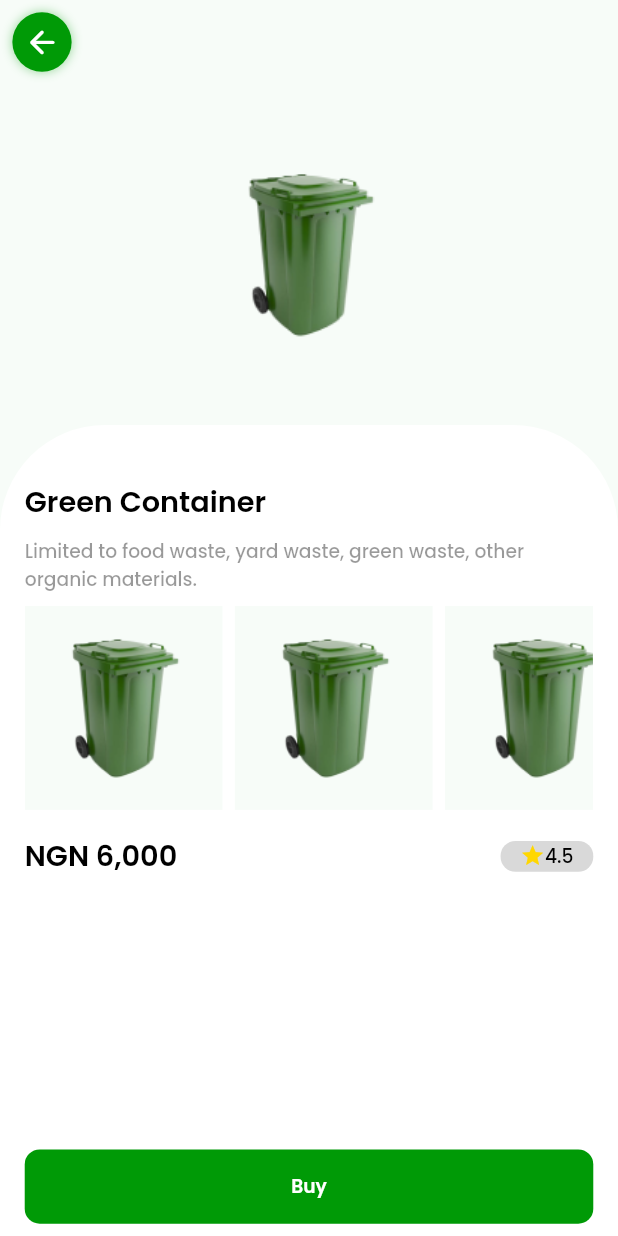
After one commit to Greenmouse-Experts/Pikaboo_Mobile, a Flutter app: the MarketPlaceView screen opened by its route, after a tap on "Green Container", on a phone screen of 412 x 824 dp. The commit adds this screen. Run offline on Flutter 3.47's test engine with Material 2 defaults, Android fonts, the light colour scheme and no system bars; our stand-ins replace dotted_line, expandable, flutter_riverpod, go_router, google_fonts, smooth_page_indicator.

Commit message:
Added more screens

```diff
--- a/pickaboo_mobile/lib/modules/anon_dashboard/anon_dashboard_viewmodel.dart
+++ b/pickaboo_mobile/lib/modules/anon_dashboard/anon_dashboard_viewmodel.dart
@@ -1,11 +1,11 @@
 import 'package:flutter_riverpod/flutter_riverpod.dart';
 
-import 'inner_pages/about_view.dart';
+import '../settings/terms_view.dart';
+import '../shop/market_place_view.dart';
 import 'inner_pages/anon_home_view.dart';
-import 'inner_pages/purchase_view.dart';
 
 class AnonDashboardViewModel {
-  static const pages = [AnonHomeView(), PurchaseView(), AboutView()];
+  static const pages = [AnonHomeView(), MarketPlaceView(), TermsView()];
 
   final int _index = 0;
 
--- a/pickaboo_mobile/lib/modules/driver_dashboard/driver_dashboard_vm.dart
+++ b/pickaboo_mobile/lib/modules/driver_dashboard/driver_dashboard_vm.dart
@@ -1,11 +1,11 @@
 import 'package:flutter_riverpod/flutter_riverpod.dart';
 
-import '../anon_dashboard/inner_pages/about_view.dart';
-import '../anon_dashboard/inner_pages/purchase_view.dart';
+import '../settings/profile_view.dart';
+import '../settings/terms_view.dart';
 import 'inner_pages/driver_home_view.dart';
 
 class DriverDashboardViewModel {
-  static const pages = [DriverHomeView(), PurchaseView(), AboutView()];
+  static const pages = [DriverHomeView(), Profileview(), TermsView()];
 
   final int _index = 0;
 
--- a/pickaboo_mobile/lib/modules/driver_dashboard/inner_pages/driver_home_view.dart
+++ b/pickaboo_mobile/lib/modules/driver_dashboard/inner_pages/driver_home_view.dart
@@ -73,16 +73,18 @@ class DriverHomeView extends StatelessWidget {
             SizedBox(height: height(context) * 0.01),
             Text('Stay In Touch', style: medium13(context)),
             SizedBox(height: height(context) * 0.015),
-            const Row(
+            Row(
               mainAxisAlignment: MainAxisAlignment.spaceBetween,
               children: [
                 ActionCard(
+                  onPressed: () {},
                   title: 'Support',
                   content: 'Need help ? Click here to leave a feedback',
                   image: 'assets/images/icons/location.png',
                   cardHeight: 0.18,
                 ),
                 ActionCard(
+                  onPressed: () {},
                   title: 'Contact Details',
                   content: 'Contact us directly via our details.',
                   image: 'assets/images/icons/contact.png',
--- /dev/null
+++ b/pickaboo_mobile/lib/modules/shop/market_place_view.dart
@@ -0,0 +1,46 @@
+import 'package:flutter/material.dart';
+
+import '../../utilities/utilities.dart';
+import '../../widgets/widgets.dart';
+
+class MarketPlaceView extends StatelessWidget {
+  const MarketPlaceView({super.key});
+
+  @override
+  Widget build(BuildContext context) {
+    return Scaffold(
+      appBar: customAppBar3(context, hasElevation: false),
+      body: SingleChildScrollView(
+        child: SafeArea(
+            child: Padding(
+          padding: screenPadding(context),
+          child: Column(
+            crossAxisAlignment: CrossAxisAlignment.start,
+            children: [
+              const PageHeader(title: 'Purchase', hasSearch: false),
+              SizedBox(height: height(context) * 0.01),
+              Text('Search varieties of trash cans and bins',
+                  style: medium13(context)),
+              SizedBox(height: height(context) * 0.02),
+              const SearchTextField(hintText: 'Search', islocation: true),
+              SizedBox(height: height(context) * 0.02),
+              SizedBox(
+                height: height(context) * 0.05,
+                child: ListView.builder(
+                    scrollDirection: Axis.horizontal,
+                    itemCount: 5,
+                    itemBuilder: (context, i) =>
+                        CategorySelector(isSelected: i == 0)),
+              ),
+              ListView.builder(
+                  shrinkWrap: true,
+                  physics: const NeverScrollableScrollPhysics(),
+                  itemCount: 5,
+                  itemBuilder: (context, i) => const ProductCard())
+            ],
+          ),
+        )),
+      ),
+    );
+  }
+}
--- /dev/null
+++ b/pickaboo_mobile/lib/modules/shop/product_view.dart
@@ -0,0 +1,88 @@
+import 'package:flutter/material.dart';
+
+import '../../utilities/utilities.dart';
+import '../../widgets/widgets.dart';
+
+class ProductView extends StatelessWidget {
+  const ProductView({super.key});
+
+  @override
+  Widget build(BuildContext context) {
+    return Scaffold(
+      appBar: customAppBar3(context,
+          bgColor: AppColors.fadeGreen, hasElevation: false),
+      body: SafeArea(
+          child: Container(
+        color: AppColors.fadeGreen,
+        child: Column(
+          children: [
+            Column(
+              children: [
+                SizedBox(height: height(context) * 0.05),
+                Image.asset('assets/images/dummy_prod.png'),
+                SizedBox(height: height(context) * 0.05),
+              ],
+            ),
+            Expanded(
+                child: Container(
+              padding: screenPadding(context),
+              decoration: const BoxDecoration(
+                  color: Colors.white,
+                  borderRadius: BorderRadius.only(
+                      topLeft: Radius.circular(70),
+                      topRight: Radius.circular(70))),
+              child: Column(
+                crossAxisAlignment: CrossAxisAlignment.start,
+                children: [
+                  SizedBox(
+                      height: height(context) * 0.035, width: width(context)),
+                  Text('Green Container', style: semi20(context)),
+                  SizedBox(height: height(context) * 0.01),
+                  Text(
+                      'Limited to food waste, yard waste, green waste, other organic materials.',
+                      style: medium13(context)
+                          .copyWith(color: Colors.black.withOpacity(0.4))),
+                  SizedBox(height: height(context) * 0.01),
+                  SizedBox(
+                    height: width(context) * 0.33,
+                    child: ListView.builder(
+                        itemCount: 5,
+                        scrollDirection: Axis.horizontal,
+                        itemBuilder: (context, i) => Padding(
+                              padding:
+                                  EdgeInsets.only(right: width(context) * 0.02),
+                              child: const ProductImage(),
+                            )),
+                  ),
+                  SizedBox(height: height(context) * 0.02),
+                  Row(children: [
+                    Text('NGN 6,000', style: semi20(context)),
+                    const Spacer(),
+                    Container(
+                      width: width(context) * 0.15,
+                      height: height(context) * 0.025,
+                      decoration: BoxDecoration(
+                          borderRadius: BorderRadius.circular(10),
+                          color: AppColors.lightAsh),
+                      child: Row(
+                        mainAxisAlignment: MainAxisAlignment.center,
+                        children: [
+                          Icon(Icons.star,
+                              color: AppColors.gold,
+                              size: width(context) * 0.04),
+                          Text('4.5', style: medium13(context))
+                        ],
+                      ),
+                    )
+                  ]),
+                  const Spacer(),
+                  AppButton(text: 'Buy', onPressed: () {}, buttonHeight: 0.06)
+                ],
+              ),
+            ))
+          ],
+        ),
+      )),
+    );
+  }
+}
--- a/pickaboo_mobile/lib/utilities/app_colors.dart
+++ b/pickaboo_mobile/lib/utilities/app_colors.dart
@@ -6,10 +6,12 @@ class AppColors {
   static const Color lightGreen = Color(0XFFF0F9F0);
   static const Color fadeGreen = Color(0XFFF7FCF8);
   static const Color ash = Color(0XFFBFBFBF);
+  static const Color altAsh = Color(0XFF999999);
   static const Color lightAsh = Color(0XFFD9D9D9);
   static const Color altBlack = Color(0XFF060606);
   static const Color darkAsh = Color(0XFF404040);
   static const Color lightYellow = Color(0XFFFFFBF0);
+  static const gold = Color(0XFFFFD700);
   static const Color orange = Color(0XFFF79E3D);
   static const Color altWhite = Color(0XFFF5F5F5);
   static const Color lightRed = Color(0XFFFEF3F5);
--- a/pickaboo_mobile/lib/widgets/app_bar.dart
+++ b/pickaboo_mobile/lib/widgets/app_bar.dart
@@ -36,8 +36,11 @@ AppBar customAppBar(BuildContext context,
       ),
     );
 
-AppBar customAppBar2(BuildContext context,
-        {bool? implyLeading, bool? hasElevation}) =>
+AppBar customAppBar2(
+  BuildContext context, {
+  bool? implyLeading,
+  bool? hasElevation,
+}) =>
     AppBar(
       backgroundColor: AppColors.primary,
       automaticallyImplyLeading: implyLeading ?? false,
@@ -70,10 +73,12 @@ AppBar customAppBar2(BuildContext context,
     );
 
 AppBar customAppBar3(BuildContext context,
-        {bool? hasElevation, Color? bgColor}) =>
+        {bool? hasElevation, Color? bgColor, bool? implyLeading}) =>
     AppBar(
       backgroundColor: bgColor ?? Colors.white,
-      leading: Padding(
+      leading: implyLeading == false
+          ? const SizedBox()
+          : Padding(
               padding: EdgeInsets.all(width(context) * 0.02),
               child: InkWell(
                 onTap: () => context.pop(),
--- /dev/null
+++ b/pickaboo_mobile/lib/widgets/category_selector.dart
@@ -0,0 +1,23 @@
+import 'package:flutter/material.dart';
+
+import '../utilities/utilities.dart';
+
+class CategorySelector extends StatelessWidget {
+  final bool isSelected;
+  const CategorySelector({super.key, required this.isSelected});
+
+  @override
+  Widget build(BuildContext context) {
+    return Padding(
+      padding: const EdgeInsets.symmetric(horizontal: 8.0),
+      child: FilterChip(
+          backgroundColor: isSelected ? AppColors.primary : Colors.white,
+          label: Text('All',
+              style: medium13(context).copyWith(
+                  color: isSelected
+                      ? Colors.white
+                      : Colors.black.withOpacity(0.4))),
+          onSelected: (val) {}),
+    );
+  }
+}
--- /dev/null
+++ b/pickaboo_mobile/lib/widgets/product_card.dart
@@ -0,0 +1,78 @@
+import 'package:flutter/material.dart';
+import 'package:go_router/go_router.dart';
+
+import '../utilities/utilities.dart';
+import 'app_button.dart';
+
+class ProductCard extends StatelessWidget {
+  const ProductCard({super.key});
+
+  @override
+  Widget build(BuildContext context) {
+    return Padding(
+      padding: const EdgeInsets.symmetric(vertical: 4.0),
+      child: InkWell(
+        onTap: () => context.pushNamed(AppRouter.productPage),
+        child: Card(
+          shape:
+              RoundedRectangleBorder(borderRadius: BorderRadius.circular(15)),
+          elevation: 2,
+          child: Padding(
+            padding: const EdgeInsets.all(8.0),
+            child: Row(
+              children: [
+                const ProductImage(),
+                SizedBox(width: width(context) * 0.04),
+                Expanded(
+                  child: SizedBox(
+                    height: width(context) * 0.32,
+                    child: Column(
+                      crossAxisAlignment: CrossAxisAlignment.start,
+                      mainAxisAlignment: MainAxisAlignment.spaceEvenly,
+                      children: [
+                        Text('Green Container', style: medium13(context)),
+                        Text(
+                            'Limited to food waste, green waste, other organic materials.',
+                            style: regular11(context).copyWith(
+                                color: Colors.black.withOpacity(0.4))),
+                        Row(
+                          mainAxisAlignment: MainAxisAlignment.spaceBetween,
+                          children: [
+                            Text('NGN 6,000', style: medium13(context)),
+                            AppButton(
+                              text: 'Buy',
+                              onPressed: () {},
+                              buttonWidth: 0.16,
+                              buttonHeight: 0.035,
+                            ),
+                          ],
+                        )
+                      ],
+                    ),
+                  ),
+                )
+              ],
+            ),
+          ),
+        ),
+      ),
+    );
+  }
+}
+
+class ProductImage extends StatelessWidget {
+  const ProductImage({super.key});
+
+  @override
+  Widget build(BuildContext context) {
+    return Container(
+      width: width(context) * 0.32,
+      height: width(context) * 0.32,
+      color: AppColors.fadeGreen,
+      child: Padding(
+        padding: EdgeInsets.all(width(context) * 0.01),
+        child: Image.asset('assets/images/dummy_prod.png'),
+      ),
+    );
+  }
+}
--- a/pickaboo_mobile/lib/widgets/widgets.dart
+++ b/pickaboo_mobile/lib/widgets/widgets.dart
@@ -20,3 +20,7 @@ export './wallet_card.dart';
 export './pick_up_tile.dart';
 export './expandable_question.dart';
 export './history_tile.dart';
+export './product_card.dart';
+export './category_selector.dart';
+export './terms_card.dart';
+export './profile_tile.dart';
```
Also changed, not shown: pickaboo_mobile/lib/modules/settings/profile_view.dart (added, +91 -0 lines), pickaboo_mobile/lib/modules/settings/terms_view.dart (added, +34 -0 lines), pickaboo_mobile/lib/modules/user_dashboard/inner_pages/user_home_view.dart (+9 -4 lines), pickaboo_mobile/lib/modules/user_dashboard/user_dashboard_vm.dart (+3 -7 lines), pickaboo_mobile/lib/utilities/app_router.dart (+15 -4 lines), pickaboo_mobile/lib/widgets/action_card.dart (+6 -2 lines), pickaboo_mobile/lib/widgets/custom_background.dart (+39 -0 lines), pickaboo_mobile/lib/widgets/profile_tile.dart (added, +38 -0 lines), pickaboo_mobile/lib/widgets/terms_card.dart (added, +25 -0 lines), pickaboo_mobile/assets/images/dummy_prod.png (added). Lines whose indentation alone changed are shown as unchanged.
